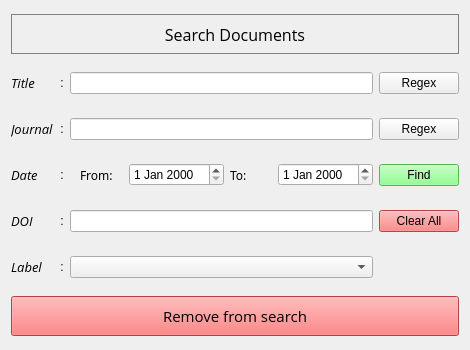
This is ui/xml/find.ui in janoschortmann/abstract-screening as Qt 5 draws it before an edit. The edited form follows.
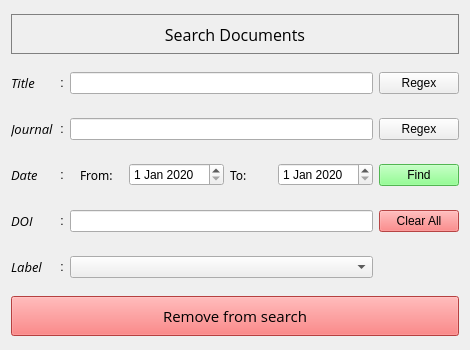
This is the edited form.

Diff of the .ui file:
```diff
--- a/ui/xml/find.ui
+++ b/ui/xml/find.ui
@@ -243,7 +243,15 @@
         </widget>
        </item>
        <item>
-        <widget class="QDateEdit" name="from_date"/>
+        <widget class="QDateEdit" name="from_date">
+         <property name="date">
+          <date>
+           <year>2020</year>
+           <month>1</month>
+           <day>1</day>
+          </date>
+         </property>
+        </widget>
        </item>
        <item>
         <widget class="QLabel" name="to_lab">
@@ -258,7 +266,15 @@
         </widget>
        </item>
        <item>
-        <widget class="QDateEdit" name="to_date"/>
+        <widget class="QDateEdit" name="to_date">
+         <property name="date">
+          <date>
+           <year>2020</year>
+           <month>1</month>
+           <day>1</day>
+          </date>
+         </property>
+        </widget>
        </item>
       </layout>
      </item>
```
